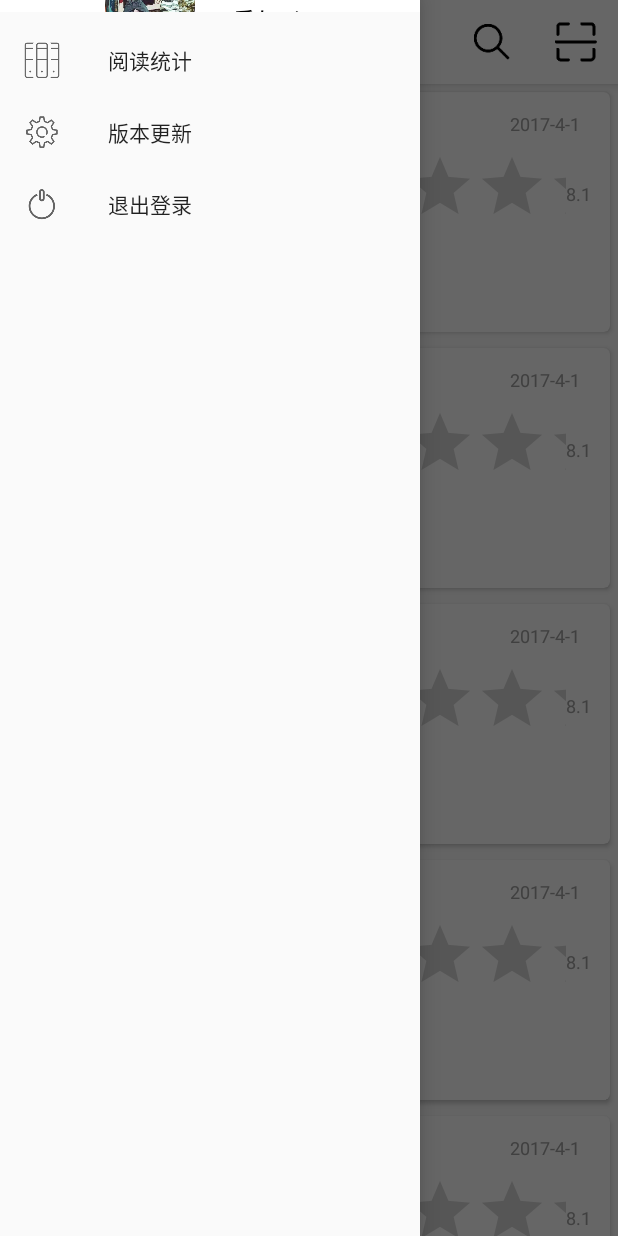
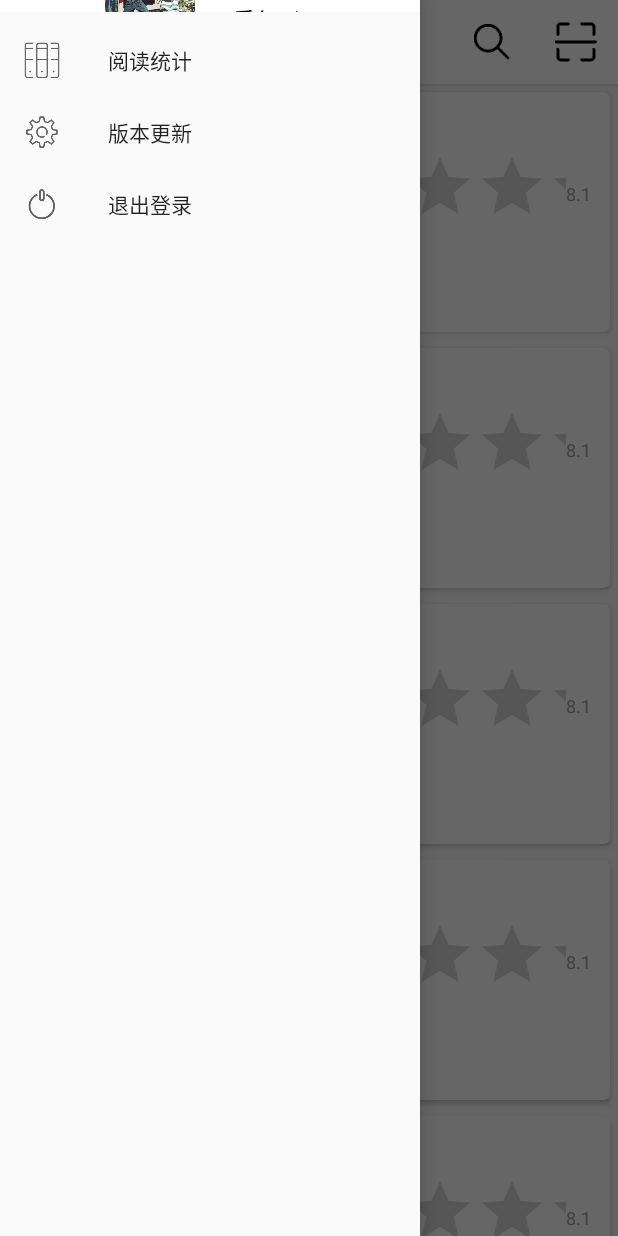
Before and after one commit to Cisy3123/MAD-ReadFun, an Android app: the fragment SeenFragment placed in its activity, with the side drawer open, on a phone screen of 412 x 824 dp. Run offline under Robolectric (Android 15) with nearby library versions, the phone set to English and light mode, and no system bars; our stand-ins replace CircleImageView; libraries missing offline, so code that uses them is left out: cn.bmob.v3, com.miguelcatalan.materialsearchview, com.uuzuche.lib_zxing, com.willy.ratingbar, com.ycl.tabview; plain views replace ScaleRatingBar; pictures from the network do not load; 25 statements that could not run were skipped.

Commit message:
1222三个书单显示

```diff
--- a/app/src/main/java/com/yuyuereading/Presenter/adapter/BookListAdapter.java
+++ b/app/src/main/java/com/yuyuereading/Presenter/adapter/BookListAdapter.java
@@ -65,10 +65,8 @@ public class BookListAdapter extends RecyclerView.Adapter<BookListAdapter.ViewHo
         Glide.with(mContext)
                 .load(bookInfo.getBook_image())
                 .into(holder.bookImage);
-        holder.publicDate.setText(bookInfo.getBook_publish_date());
         holder.authorName.setText(bookInfo.getBook_author());
-        holder.publicer.setText(bookInfo.getBook_publisher());
-        holder.simpleRatingBar.setRating(Float.parseFloat(bookInfo.getBook_rating())/2);
+        holder.publicName.setText(bookInfo.getBook_publisher());
         holder.mItemView.setOnClickListener(new View.OnClickListener() {
             @Override
             public void onClick(View view) {
@@ -83,7 +81,6 @@ public class BookListAdapter extends RecyclerView.Adapter<BookListAdapter.ViewHo
 
         switch (mStatus) {
             case "want":
-                holder.rating.setText(bookInfo.getBook_rating()+" FROM豆瓣");
                 holder.button.setOnClickListener(new View.OnClickListener() {
                     @Override
                     public void onClick(View view) {
@@ -97,7 +94,6 @@ public class BookListAdapter extends RecyclerView.Adapter<BookListAdapter.ViewHo
                 });
                 break;
             case "reading":
-                holder.rating.setText(bookInfo.getBook_rating());
                 holder.button.setOnClickListener(new View.OnClickListener() {
                     @Override
                     public void onClick(View view) {
@@ -109,6 +105,7 @@ public class BookListAdapter extends RecyclerView.Adapter<BookListAdapter.ViewHo
                 break;
             default:
                 holder.rating.setText(bookInfo.getBook_rating());
+                holder.simpleRatingBar.setRating(Float.parseFloat(bookInfo.getBook_rating())/2);
                 break;
         }
     }
@@ -124,7 +121,7 @@ public class BookListAdapter extends RecyclerView.Adapter<BookListAdapter.ViewHo
         View mItemView;
         ImageView bookImage;
         ScaleRatingBar simpleRatingBar;
-        TextView bookName,publicDate,rating,authorName,publicer;
+        TextView bookName,rating,authorName,publicName;
 
         ViewHolder(View itemView) {
             super(itemView);
@@ -132,11 +129,8 @@ public class BookListAdapter extends RecyclerView.Adapter<BookListAdapter.ViewHo
             cardView = (CardView) itemView;
             bookImage = itemView.findViewById(R.id.book_image);
             bookName = itemView.findViewById(R.id.book_name);
-            publicDate = itemView.findViewById(R.id.public_date);
-            rating = itemView.findViewById(R.id.rating);
             authorName = itemView.findViewById(R.id.author_name);
-            publicer = itemView.findViewById(R.id.public_name);
-            simpleRatingBar = itemView.findViewById(R.id.simpleRatingBar);
+            publicName = itemView.findViewById(R.id.public_name);
             switch (mStatus) {
                 case "want":
                     button = itemView.findViewById(R.id.button_reading);
@@ -145,9 +139,10 @@ public class BookListAdapter extends RecyclerView.Adapter<BookListAdapter.ViewHo
                     button = itemView.findViewById(R.id.button_seen);
                     break;
                 default:
+                    rating = itemView.findViewById(R.id.rating);
+                    simpleRatingBar = itemView.findViewById(R.id.simpleRatingBar);
                     break;
             }
         }
     }
-
 }
--- a/app/src/main/res/layout/seen_item.xml
+++ b/app/src/main/res/layout/seen_item.xml
@@ -40,15 +40,6 @@
                     android:textColor="@color/black"
                     android:textSize="20sp"
                     android:layout_weight="1"/>
-
-                <TextView
-                    android:id="@+id/public_date"
-                    android:layout_width="wrap_content"
-                    android:layout_height="wrap_content"
-                    android:layout_gravity="center_vertical"
-                    android:textColor="@color/text_gray"
-                    android:textSize="12sp"
-                    android:layout_marginEnd="20dp"/>
 
             </LinearLayout>
 
--- a/app/src/main/res/values/strings.xml
+++ b/app/src/main/res/values/strings.xml
@@ -39,6 +39,7 @@
     <string name="day" translatable="false">星期一</string>
     <string name="updateNote" translatable="false">更新进度</string>
     <string name="add_book" translatable="false">加入想读</string>
+    <string name="readingText">在读</string>
 
 
 </resources>
```
Also changed, not shown: app/src/main/res/layout/reading_item.xml (+0 -44 lines), app/src/main/res/layout/want_to_read_item.xml (+3 -49 lines).
